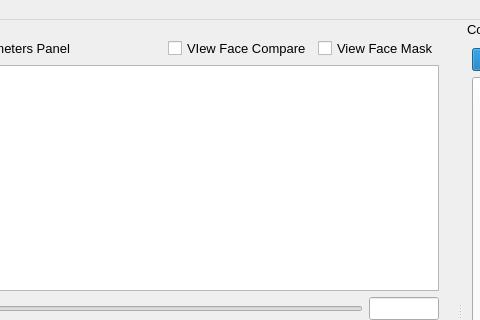
axel-devs/VisoMaster-Job-Manager, file app/ui/core/MainWindow.ui: the form before one commit; both pictures show x 625 to 1105 and y 0 to 320 of the 1376 by 603 pixel window.
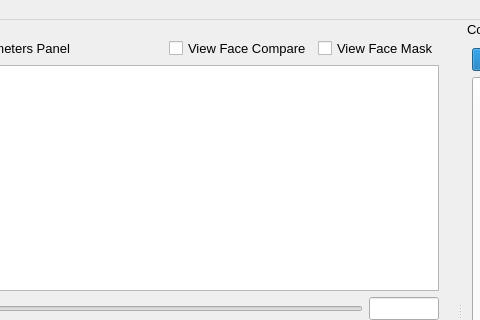
The form after the commit. Icons and pictures are not drawn.

Diff of the .ui file:
```diff
--- a/app/ui/core/MainWindow.ui
+++ b/app/ui/core/MainWindow.ui
@@ -81,7 +81,7 @@
          <item>
           <widget class="QCheckBox" name="faceCompareCheckBox">
            <property name="text">
-            <string>VIew Face Compare</string>
+            <string>View Face Compare</string>
            </property>
           </widget>
          </item>
```
Left out of the diff: 2 changed lines with no effect on the pictures.
